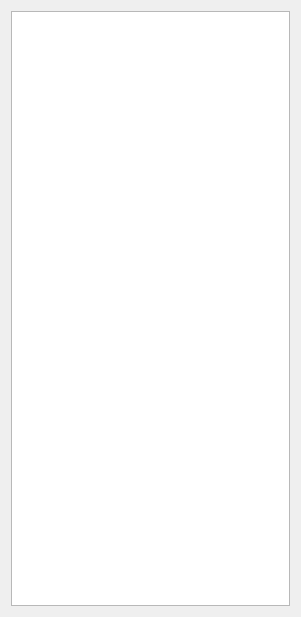
First picture: the form in umbrello/projectdock/view/projectdock.ui, repository Elv13/Umbrello-ng2, before the edit.
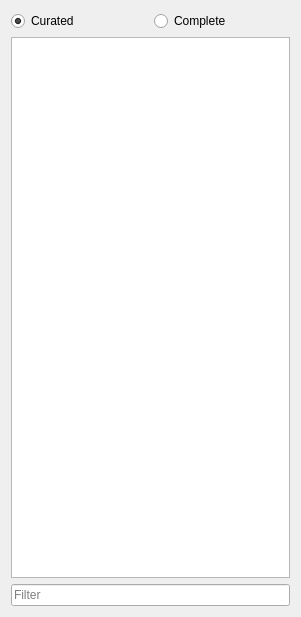
Second picture: the form after the edit. Custom widgets are drawn as their Qt base class.

Commit message: Merge old tree view and new project view into one docker

Patch:
```diff
--- a/umbrello/projectdock/view/projectdock.ui
+++ b/umbrello/projectdock/view/projectdock.ui
@@ -13,12 +13,55 @@
   <property name="windowTitle">
    <string>Form</string>
   </property>
-  <layout class="QVBoxLayout" name="verticalLayout">
-   <item>
-    <widget class="QTreeView" name="m_pView"/>
+  <layout class="QGridLayout" name="gridLayout">
+   <item row="3" column="0" colspan="2">
+    <widget class="KLineEdit" name="klineedit">
+     <property name="placeholderText">
+      <string>Filter</string>
+     </property>
+     <property name="showClearButton" stdset="0">
+      <bool>true</bool>
+     </property>
+    </widget>
+   </item>
+   <item row="0" column="1">
+    <widget class="QRadioButton" name="m_pComplete">
+     <property name="text">
+      <string>Complete</string>
+     </property>
+    </widget>
+   </item>
+   <item row="0" column="0">
+    <widget class="QRadioButton" name="m_pCurated">
+     <property name="text">
+      <string>Curated</string>
+     </property>
+     <property name="checked">
+      <bool>true</bool>
+     </property>
+    </widget>
+   </item>
+   <item row="1" column="0" colspan="2">
+    <widget class="QWidget" name="m_ViewsL" native="true">
+     <layout class="QHBoxLayout" name="horizontalLayout">
+      <property name="margin">
+       <number>0</number>
+      </property>
+      <item>
+       <widget class="QTreeView" name="m_pView"/>
+      </item>
+     </layout>
+    </widget>
    </item>
   </layout>
  </widget>
+ <customwidgets>
+  <customwidget>
+   <class>KLineEdit</class>
+   <extends>QLineEdit</extends>
+   <header>klineedit.h</header>
+  </customwidget>
+ </customwidgets>
  <resources/>
  <connections/>
 </ui>
```
The commit also changes 4 other files.
